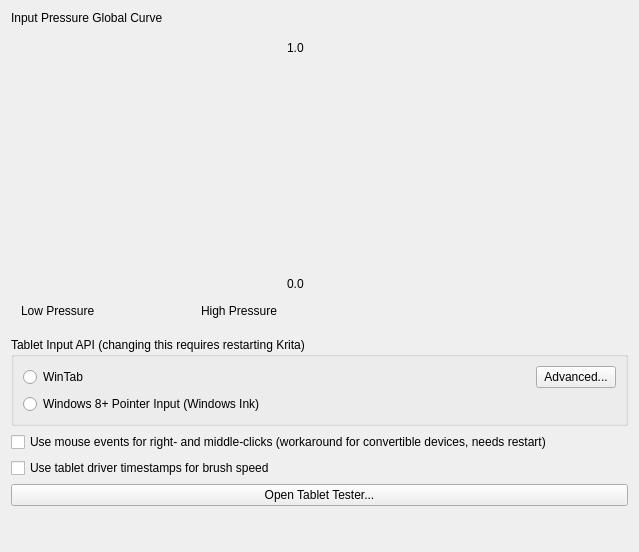
The window that libs/ui/forms/wdgtabletsettings.ui (KDE/krita) describes before a commit, drawn with Qt 5.
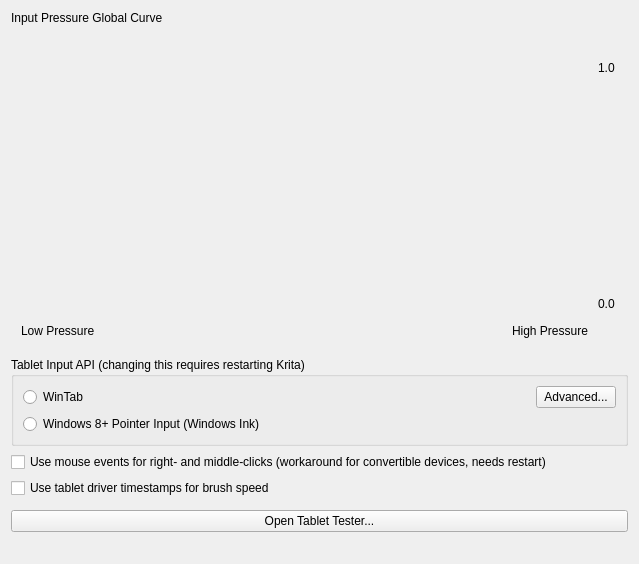
The same window after the commit. Custom widgets are drawn as their Qt base class.

Commit message:
Add a GUI option to configure max brush speed
Still TODO: make it not read KisConfig in every construction, the ctor
is called a thouthand times during the stroke.

BUG:

What changed in the file:
```diff
--- a/libs/ui/forms/wdgtabletsettings.ui
+++ b/libs/ui/forms/wdgtabletsettings.ui
@@ -11,7 +11,7 @@
     <x>0</x>
     <y>0</y>
     <width>639</width>
-    <height>552</height>
+    <height>564</height>
    </rect>
   </property>
   <property name="sizePolicy">
@@ -23,21 +23,15 @@
   <property name="windowTitle">
    <string>Color Settings</string>
   </property>
-  <layout class="QGridLayout" name="gridLayout_2">
-   <item row="6" column="0">
-    <spacer name="verticalSpacer_2">
-     <property name="orientation">
-      <enum>Qt::Vertical</enum>
+  <layout class="QVBoxLayout" name="verticalLayout_3">
+   <item>
+    <widget class="QLabel" name="label">
+     <property name="text">
+      <string>Input Pressure Global Curve</string>
      </property>
-     <property name="sizeHint" stdset="0">
-      <size>
-       <width>20</width>
-       <height>40</height>
-      </size>
-     </property>
-    </spacer>
+    </widget>
    </item>
-   <item row="1" column="1">
+   <item>
     <spacer name="horizontalSpacer_2">
      <property name="orientation">
       <enum>Qt::Horizontal</enum>
@@ -50,7 +44,7 @@
      </property>
     </spacer>
    </item>
-   <item row="1" column="0">
+   <item>
     <layout class="QGridLayout" name="gridLayout">
      <property name="leftMargin">
       <number>10</number>
@@ -162,21 +156,7 @@
      </item>
     </layout>
    </item>
-   <item row="5" column="0" colspan="2">
-    <widget class="QPushButton" name="btnTabletTest">
-     <property name="text">
-      <string>Open Tablet Tester...</string>
-     </property>
-    </widget>
-   </item>
-   <item row="0" column="0">
-    <widget class="QLabel" name="label">
-     <property name="text">
-      <string>Input Pressure Global Curve</string>
-     </property>
-    </widget>
-   </item>
-   <item row="2" column="0" colspan="2">
+   <item>
     <widget class="QGroupBox" name="grpTabletApi">
      <property name="title">
       <string>Tablet Input API (changing this requires restarting Krita)</string>
@@ -223,7 +203,7 @@
      </layout>
     </widget>
    </item>
-   <item row="3" column="0" colspan="2">
+   <item>
     <widget class="QCheckBox" name="chkUseRightMiddleClickWorkaround">
      <property name="toolTip">
       <string>&lt;html&gt;&lt;head/&gt;&lt;body&gt;&lt;p&gt;Some tablet devices don't pass barrel-button clicks via tablet API. If you have such a device, you can try activate this workaround. Krita will try to read right- and middle-button clicks from the mouse events stream. It may or may not work on your device (depends on the tablet driver implementation).&lt;/p&gt;&lt;p&gt;&lt;br/&gt;&lt;/p&gt;&lt;p&gt;After changing this option Krita should be restarted.&lt;/p&gt;&lt;/body&gt;&lt;/html&gt;</string>
@@ -233,13 +213,46 @@
      </property>
     </widget>
    </item>
-   <item row="4" column="0" colspan="2">
+   <item>
     <widget class="QCheckBox" name="chkUseTimestampsForBrushSpeed">
      <property name="text">
       <string notr="true">Use tablet driver timestamps for brush speed</string>
      </property>
     </widget>
    </item>
+   <item>
+    <widget class="KisSliderSpinBox" name="intMaxAllowedBrushSpeed" native="true">
+     <property name="sizePolicy">
+      <sizepolicy hsizetype="MinimumExpanding" vsizetype="Minimum">
+       <horstretch>0</horstretch>
+       <verstretch>0</verstretch>
+      </sizepolicy>
+     </property>
+     <property name="toolTip">
+      <string>Maximum speed of the stylus that would be mapped to 1.0 in the sesor</string>
+     </property>
+    </widget>
+   </item>
+   <item>
+    <widget class="QPushButton" name="btnTabletTest">
+     <property name="text">
+      <string>Open Tablet Tester...</string>
+     </property>
+    </widget>
+   </item>
+   <item>
+    <spacer name="verticalSpacer_2">
+     <property name="orientation">
+      <enum>Qt::Vertical</enum>
+     </property>
+     <property name="sizeHint" stdset="0">
+      <size>
+       <width>20</width>
+       <height>40</height>
+      </size>
+     </property>
+    </spacer>
+   </item>
   </layout>
  </widget>
  <customwidgets>
@@ -249,6 +262,12 @@
    <header>widgets/kis_curve_widget.h</header>
    <container>1</container>
   </customwidget>
+  <customwidget>
+   <class>KisSliderSpinBox</class>
+   <extends>QWidget</extends>
+   <header location="global">kis_slider_spin_box.h</header>
+   <container>1</container>
+  </customwidget>
  </customwidgets>
  <resources/>
  <connections/>
```
The commit also changes 3 other files.
